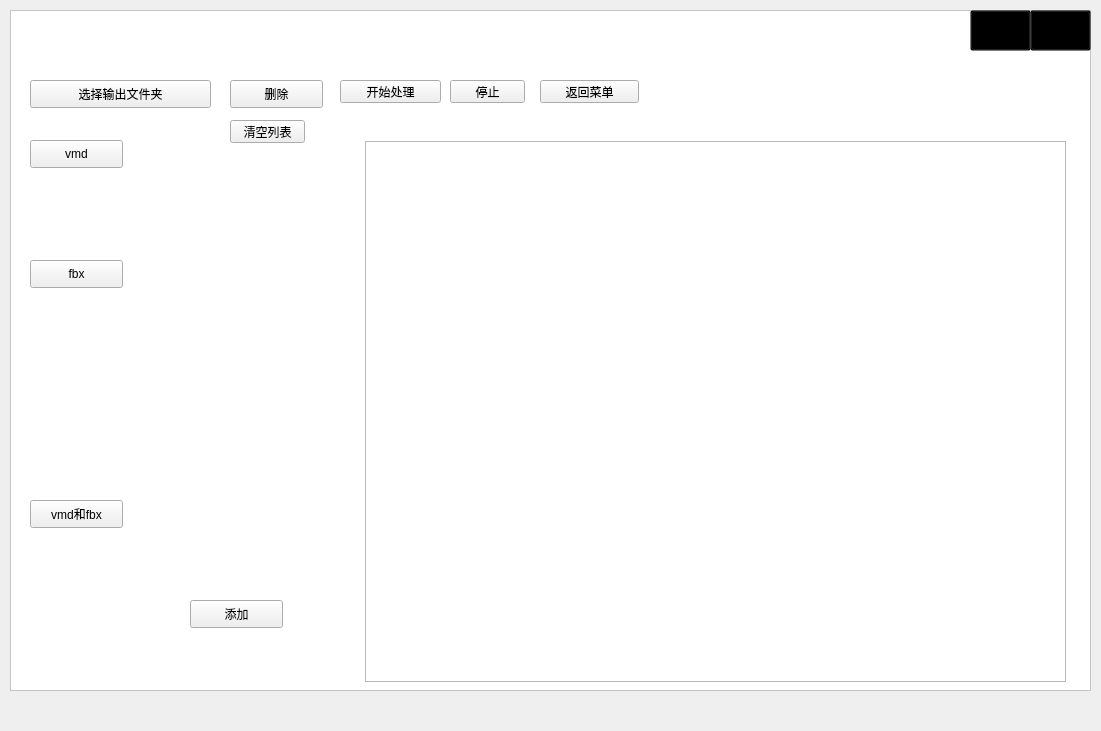
KIE9542c/3D-Motion-Tracking-and-Output, file 3DPoseEstimation-QT/trackingWindow.ui: the form before one commit.
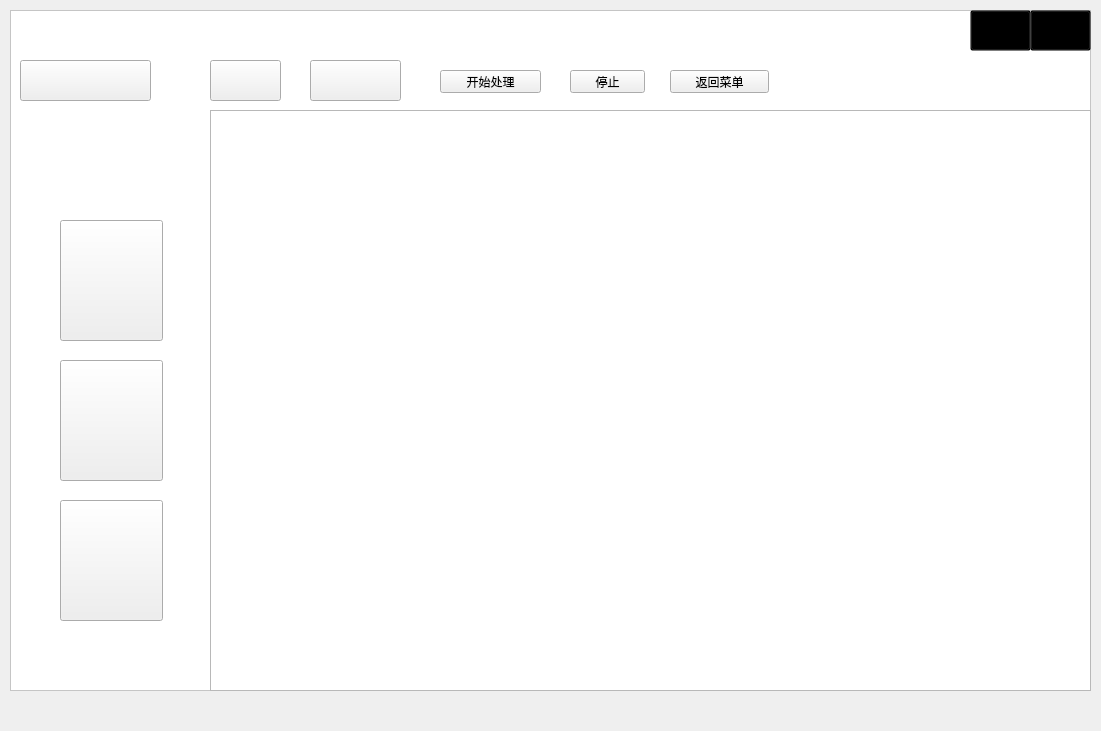
The form after the commit. Icons and pictures are not drawn.

Patch:
```diff
--- a/3DPoseEstimation-QT/trackingWindow.ui
+++ b/3DPoseEstimation-QT/trackingWindow.ui
@@ -134,49 +134,91 @@
     <widget class="QPushButton" name="pushButton_VMD">
      <property name="geometry">
       <rect>
-       <x>20</x>
-       <y>130</y>
-       <width>93</width>
-       <height>28</height>
+       <x>50</x>
+       <y>210</y>
+       <width>103</width>
+       <height>121</height>
       </rect>
      </property>
+     <property name="styleSheet">
+      <string notr="true">#pushButton_VMD:hover
+{
+	border-image: url(:/new/prefix2/VMD_hover.png);
+
+}
+#pushButton_VMD{border-image: url(:/new/prefix2/VMD.png);
+}
+</string>
+     </property>
      <property name="text">
-      <string>vmd</string>
+      <string/>
+     </property>
+     <property name="iconSize">
+      <size>
+       <width>103</width>
+       <height>121</height>
+      </size>
      </property>
     </widget>
     <widget class="QPushButton" name="pushButton_FBX">
      <property name="geometry">
       <rect>
-       <x>20</x>
-       <y>250</y>
-       <width>93</width>
-       <height>28</height>
+       <x>50</x>
+       <y>350</y>
+       <width>103</width>
+       <height>121</height>
       </rect>
      </property>
+     <property name="styleSheet">
+      <string notr="true">#pushButton_FBX{border-image: url(:/new/prefix2/FBX.png);}
+#pushButton_FBX:hover{border-image: url(:/new/prefix2/FBX_hover.png);}</string>
+     </property>
      <property name="text">
-      <string>fbx</string>
+      <string/>
+     </property>
+     <property name="iconSize">
+      <size>
+       <width>103</width>
+       <height>121</height>
+      </size>
      </property>
     </widget>
     <widget class="QPushButton" name="pushButton_VF">
      <property name="geometry">
       <rect>
-       <x>20</x>
+       <x>50</x>
        <y>490</y>
-       <width>93</width>
-       <height>28</height>
+       <width>103</width>
+       <height>121</height>
       </rect>
      </property>
+     <property name="styleSheet">
+      <string notr="true">#pushButton_VF:hover
+{
+border-image: url(:/new/prefix2/vmdfbx_hover.png);
+}
+#pushButton_VF
+{
+border-image: url(:/new/prefix2/vmdfbx.png);
+}</string>
+     </property>
      <property name="text">
-      <string>vmd和fbx</string>
+      <string/>
+     </property>
+     <property name="iconSize">
+      <size>
+       <width>103</width>
+       <height>121</height>
+      </size>
      </property>
     </widget>
     <widget class="QTableView" name="tableView">
      <property name="geometry">
       <rect>
-       <x>355</x>
-       <y>131</y>
-       <width>701</width>
-       <height>541</height>
+       <x>200</x>
+       <y>100</y>
+       <width>881</width>
+       <height>581</height>
       </rect>
      </property>
      <attribute name="verticalHeaderCascadingSectionResizes">
@@ -186,47 +228,52 @@
     <widget class="QPushButton" name="pushButton_path">
      <property name="geometry">
       <rect>
-       <x>20</x>
-       <y>70</y>
-       <width>181</width>
-       <height>28</height>
+       <x>10</x>
+       <y>50</y>
+       <width>131</width>
+       <height>41</height>
       </rect>
      </property>
-     <property name="text">
-      <string>选择输出文件夹</string>
+     <property name="sizePolicy">
+      <sizepolicy hsizetype="Preferred" vsizetype="Preferred">
+       <horstretch>0</horstretch>
+       <verstretch>0</verstretch>
+      </sizepolicy>
      </property>
-    </widget>
-    <widget class="QPushButton" name="pushButton_add">
-     <property name="geometry">
-      <rect>
-       <x>180</x>
-       <y>590</y>
-       <width>93</width>
-       <height>28</height>
-      </rect>
+     <property name="styleSheet">
+      <string notr="true">border-image: url(:/new/prefix2/output.png);</string>
      </property>
      <property name="text">
-      <string>添加</string>
+      <string/>
      </property>
     </widget>
     <widget class="QPushButton" name="pushButton_del">
      <property name="geometry">
       <rect>
-       <x>220</x>
-       <y>70</y>
-       <width>93</width>
-       <height>28</height>
+       <x>200</x>
+       <y>50</y>
+       <width>71</width>
+       <height>41</height>
       </rect>
      </property>
+     <property name="sizePolicy">
+      <sizepolicy hsizetype="Fixed" vsizetype="Fixed">
+       <horstretch>0</horstretch>
+       <verstretch>0</verstretch>
+      </sizepolicy>
+     </property>
+     <property name="styleSheet">
+      <string notr="true">border-image: url(:/new/prefix2/delete.png);</string>
+     </property>
      <property name="text">
-      <string>删除</string>
+      <string/>
      </property>
     </widget>
     <widget class="QPushButton" name="pushButton_2">
      <property name="geometry">
       <rect>
-       <x>530</x>
-       <y>70</y>
+       <x>660</x>
+       <y>60</y>
        <width>99</width>
        <height>23</height>
       </rect>
@@ -238,8 +285,8 @@
     <widget class="QPushButton" name="pushButton_start">
      <property name="geometry">
       <rect>
-       <x>330</x>
-       <y>70</y>
+       <x>430</x>
+       <y>60</y>
        <width>101</width>
        <height>23</height>
       </rect>
@@ -251,8 +298,8 @@
     <widget class="QPushButton" name="pushButton_stop">
      <property name="geometry">
       <rect>
-       <x>440</x>
-       <y>70</y>
+       <x>560</x>
+       <y>60</y>
        <width>75</width>
        <height>23</height>
       </rect>
@@ -264,14 +311,17 @@
     <widget class="QPushButton" name="pushButton_delAll">
      <property name="geometry">
       <rect>
-       <x>220</x>
-       <y>110</y>
-       <width>75</width>
-       <height>23</height>
+       <x>300</x>
+       <y>50</y>
+       <width>91</width>
+       <height>41</height>
       </rect>
      </property>
+     <property name="styleSheet">
+      <string notr="true">border-image: url(:/new/prefix2/deleteAll.png);</string>
+     </property>
      <property name="text">
-      <string>清空列表</string>
+      <string/>
      </property>
     </widget>
     <zorder>label_5</zorder>
```
Left out of the diff: 1 changed line with no effect on the pictures.
